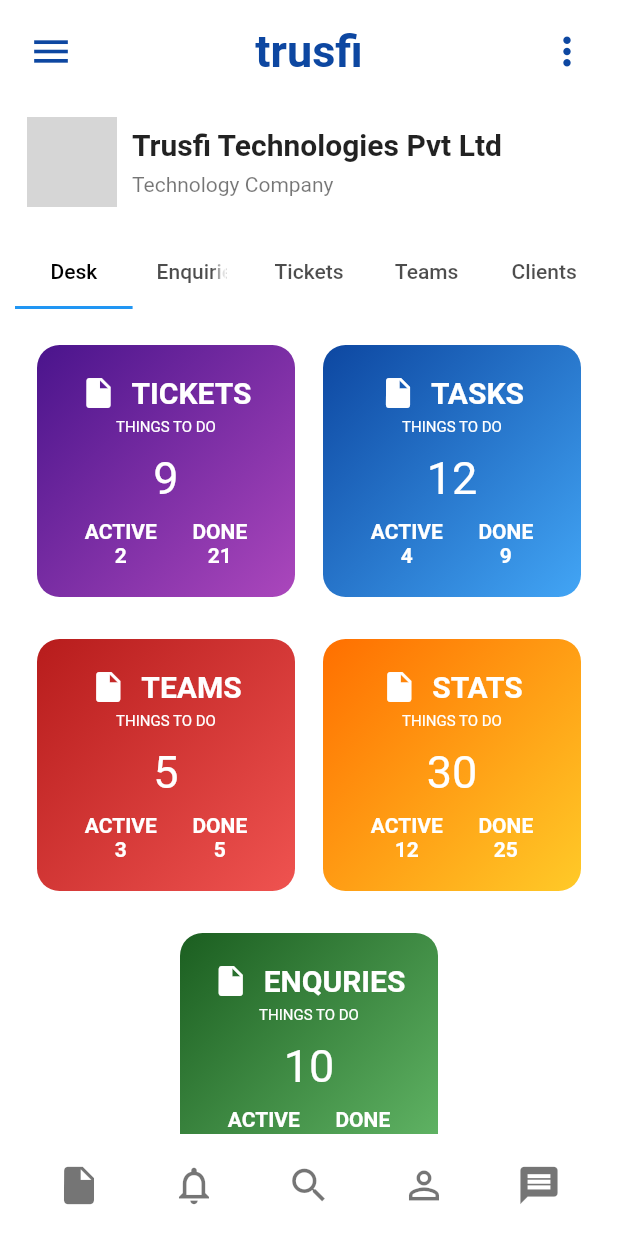
After one commit to sangal-satyam/social_login_ui, a Flutter app: the Dashboard screen opened directly, on a phone screen of 412 x 824 dp. The commit adds this screen. Run offline on Flutter 3.47's test engine with Material 2 defaults, Android fonts, the phone set to English and light mode, and no system bars; drawn by our look-alikes of gradient_widgets; our stand-ins replace cloud_firestore, firebase_auth, google_sign_in, toast; missing offline and left inert: flutter_facebook_login; accounts and stored records are empty; network calls fail; grey boxes are pictures that could not be loaded.

Commit message:
Dashboard UI

```diff
--- a/lib/screens/choose_screen.dart
+++ b/lib/screens/choose_screen.dart
@@ -50,7 +50,7 @@ class _ChooseScreenState extends State<ChooseScreen> {
                       ],
                     ),
 
-
+                     SizedBox(height: 20,),
 
                     Column(
                       children: <Widget>[
--- /dev/null
+++ b/lib/screens/dashboard/custom_card_widget.dart
@@ -0,0 +1,70 @@
+import 'package:flutter/cupertino.dart';
+import 'package:flutter/material.dart';
+import 'package:gradient_widgets/gradient_widgets.dart';
+
+class CustomCardWidget extends StatefulWidget {
+
+final LinearGradient Customgradient;
+final String cardTitle;
+final int cardValue;
+final int activeValue;
+final int doneValue;
+  const CustomCardWidget({Key key, this.Customgradient, this.cardTitle = 'STATS', this.cardValue = 12, this.activeValue = 5, this.doneValue = 10}) : super(key: key);
+
+  @override
+  _CustomCardWidgetState createState() => _CustomCardWidgetState();
+}
+
+class _CustomCardWidgetState extends State<CustomCardWidget> {
+  @override
+  Widget build(BuildContext context) {
+    return Container(
+      width: 180,
+      child: GradientCard(
+        gradient: widget.Customgradient,
+        shape: RoundedRectangleBorder(
+          borderRadius: BorderRadius.circular(15.0),
+        ),
+        child: Padding(
+          padding: const EdgeInsets.all(20),
+          child: Column(
+            crossAxisAlignment: CrossAxisAlignment.center,
+            children: <Widget>[
+              Row(
+                mainAxisAlignment: MainAxisAlignment.center,
+                children: <Widget>[
+                  Icon(Icons.insert_drive_file,color: Colors.white,),
+                  SizedBox(width: 10,),
+                  Text(widget.cardTitle,style: TextStyle(color: Colors.white,fontWeight: FontWeight.bold,fontSize: 20),)
+                ],
+              ),
+              SizedBox(height: 5,),
+              Text('THINGS TO DO',style: TextStyle(color: Colors.white,fontSize: 10),),
+              SizedBox(height: 10,),
+              Text(widget.cardValue.toString(),style: TextStyle(color: Colors.white,fontSize: 30),),
+              SizedBox(height: 10,),
+              Row(
+                mainAxisAlignment: MainAxisAlignment.spaceAround,
+                children: <Widget>[
+                  Column(
+                    children: <Widget>[
+                      Text('ACTIVE',style: TextStyle(color: Colors.white,fontWeight: FontWeight.bold),),
+                      Text(widget.activeValue.toString(),style: TextStyle(color: Colors.white,fontWeight: FontWeight.bold),),
+                    ],
+                  ),
+                  Column(
+                    children: <Widget>[
+                      Text('DONE',style: TextStyle(color: Colors.white,fontWeight: FontWeight.bold),),
+                      Text(widget.doneValue.toString(),style: TextStyle(color: Colors.white,fontWeight: FontWeight.bold),),
+                    ],
+                  )
+                ],
+              )
+
+            ],
+          ),
+        ),
+      ),
+    );
+  }
+}
--- /dev/null
+++ b/lib/screens/dashboard/dashboard.dart
@@ -0,0 +1,164 @@
+import 'package:flutter/material.dart';
+
+import 'custom_card_widget.dart';
+
+class Dashboard extends StatefulWidget {
+  @override
+  _DashboardState createState() => _DashboardState();
+}
+
+class _DashboardState extends State<Dashboard> {
+  @override
+  Widget build(BuildContext context) {
+    return Scaffold(
+      backgroundColor: Colors.white,
+      bottomNavigationBar: BottomAppBar(
+        elevation: 0,
+        child: Padding(
+          padding: const EdgeInsets.only(top:10,bottom: 10),
+          child: new Row(
+            mainAxisSize: MainAxisSize.max,
+            mainAxisAlignment: MainAxisAlignment.spaceEvenly,
+            children: <Widget>[
+              IconButton(icon: Icon(Icons.insert_drive_file,size: 30,color: Colors.black54,), onPressed: () {},),
+              IconButton(icon: Icon(Icons.notifications_none,size: 30,color: Colors.black54,), onPressed: () {},),
+              IconButton(icon: Icon(Icons.search,size: 30,color: Colors.black54,), onPressed: () {},),
+              IconButton(icon: Icon(Icons.person_outline,size: 30,color: Colors.black54,), onPressed: () {},),
+              IconButton(icon: Icon(Icons.message,size: 30,color: Colors.black54,), onPressed: () {},),
+            ],
+          ),
+        ),
+      ),
+
+      body: SafeArea(
+        child: SingleChildScrollView(
+          child: Padding(
+            padding: const EdgeInsets.all(10),
+            child: Column(
+              children: <Widget>[
+                Row(
+                  mainAxisAlignment: MainAxisAlignment.spaceBetween,
+                  children: <Widget>[
+                    IconButton(
+                      icon: Icon(Icons.menu,color: Colors.blue[900],size: 30,),
+                      onPressed: (){},
+                    ),
+                    Text('trusfi',style: TextStyle(color: Colors.blue[900],fontWeight: FontWeight.bold,fontSize: 30),),
+                    IconButton(
+                      icon: Icon(Icons.more_vert,color: Colors.blue[900],size: 30),
+                      onPressed: (){},
+                    ),
+                  ],
+                ),
+                SizedBox(height: 20,),
+                Padding(
+                  padding: const EdgeInsets.only(left:8.0),
+                  child: Row(
+                    children: <Widget>[
+                      ClipOval(
+                        child: Image.network('https://miro.medium.com/max/1200/1*mk1-6aYaf_Bes1E3Imhc0A.jpeg',width: 60,),
+                      ),
+                      SizedBox(width: 10,),
+                      Column(
+                        crossAxisAlignment: CrossAxisAlignment.start,
+                        children: <Widget>[
+                          Text('Trusfi Technologies Pvt Ltd',style: TextStyle(fontWeight: FontWeight.bold,fontSize: 20),),
+                          SizedBox(height: 7,),
+                          Text('Technology Company',style: TextStyle(color: Colors.black54),)
+                        ],
+                      ),
+                    ],
+                  ),
+                ),
+                SizedBox(height: 20,),
+                DefaultTabController(
+                  length: 5,
+                  child: TabBar(
+                    labelColor: Colors.black,
+                    //indicatorColor: Colors.white,
+                    tabs: <Widget>[
+                      Tab(text: 'Desk',),
+                      Tab(text: 'Enquiries',),
+                      Tab(text: 'Tickets',),
+                      Tab(text: 'Teams',),
+                      Tab(text: 'Clients',)
+                    ],
+                  ),
+                ),
+                SizedBox(height: 20,),
+                Row(
+                  mainAxisAlignment: MainAxisAlignment.spaceEvenly,
+                  children: <Widget>[
+                    CustomCardWidget(
+                      cardTitle: 'TICKETS',
+                      cardValue: 9,
+                      activeValue: 2,
+                      doneValue: 21,
+                      Customgradient: LinearGradient(
+                        begin: Alignment.topLeft,
+                          end: Alignment.bottomRight,
+                          colors: [Colors.purple[900],Colors.purple[400]]
+                      ),
+                    ),
+                    CustomCardWidget(
+                      cardTitle: 'TASKS',
+                      cardValue: 12,
+                      activeValue: 4,
+                      doneValue: 9,
+                      Customgradient: LinearGradient(
+                          begin: Alignment.topLeft,
+                          end: Alignment.bottomRight,
+                          colors: [Colors.blue[900],Colors.blue[400]]
+                      ),
+                    ),
+                  ],
+                ),
+                SizedBox(height: 20,),
+                Row(
+                  mainAxisAlignment: MainAxisAlignment.spaceEvenly,
+                  children: <Widget>[
+                    CustomCardWidget(
+                      cardTitle: 'TEAMS',
+                      cardValue: 5,
+                      activeValue: 3,
+                      doneValue: 5,
+                      Customgradient: LinearGradient(
+                          begin: Alignment.topLeft,
+                          end: Alignment.bottomRight,
+                          colors: [Colors.red[900],Colors.red[400]]
+                      ),
+                    ),
+                    CustomCardWidget(
+                      cardTitle: 'STATS',
+                      cardValue: 30,
+                      activeValue: 12,
+                      doneValue: 25,
+                      Customgradient: LinearGradient(
+                          begin: Alignment.topLeft,
+                          end: Alignment.bottomRight,
+                          colors: [Colors.amber[900],Colors.amber[400]]
+                      ),
+                    ),
+                  ],
+                ),
+                SizedBox(height: 20,),
+                CustomCardWidget(
+                  cardTitle: 'ENQURIES',
+                  cardValue: 10,
+                  activeValue: 16,
+                  doneValue: 14,
+
+                  Customgradient: LinearGradient(
+                      begin: Alignment.topLeft,
+                      end: Alignment.bottomRight,
+                      colors: [Colors.green[900],Colors.green[400]]
+                  ),
+                ),
+              ],
+            ),
+          ),
+        ),
+      ),
+    );
+  }
+}
--- a/pubspec.yaml
+++ b/pubspec.yaml
@@ -33,6 +33,7 @@ dependencies:
   firebase_database: ^3.1.3
   provider: ^4.0.4
   toast: ^0.1.5
+  gradient_widgets: ^0.5.2
 
 
 dev_dependencies:
```
Also changed, not shown: pubspec.lock.
